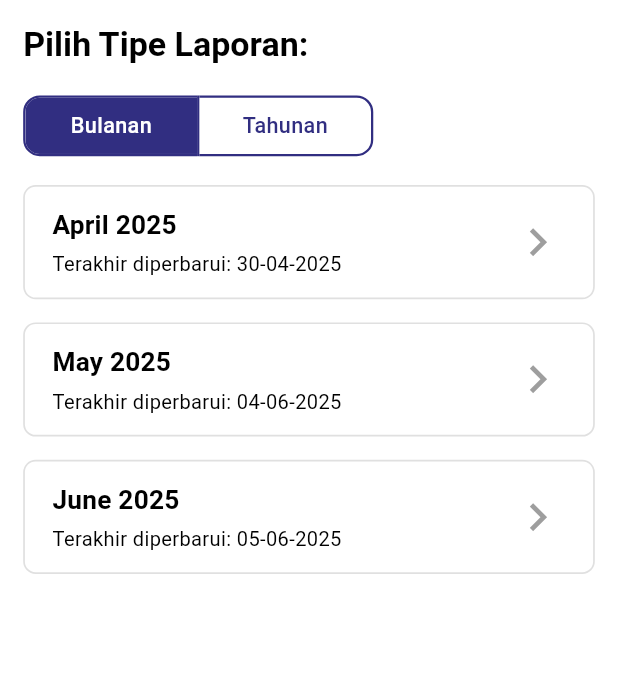
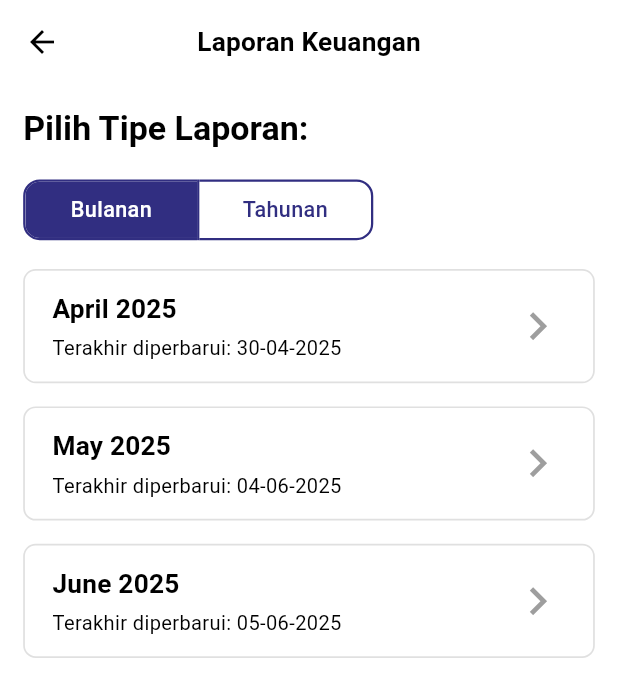
Before and after one commit to Guspascad420/wargaqu, a Flutter app: the FinancialReportScreen screen opened directly, on a phone screen of 412 x 824 dp. Shown: the top 697 px of the screen. Run offline on Flutter 3.47's test engine with Material 3 defaults, Android fonts, the phone set to English and light mode, and no system bars; our stand-ins replace dotted_border, fl_chart, flutter_riverpod, flutter_screenutil, freezed_annotation, google_fonts and 1 more.

Commit message:
added scaffold and appbar

```diff
--- a/lib/pages/RT/financial_report/financial_report_screen.dart
+++ b/lib/pages/RT/financial_report/financial_report_screen.dart
@@ -57,7 +57,12 @@ class FinancialReportScreen extends ConsumerWidget {
       ),
     ];
 
-    return Container(
+    return Scaffold(
+      appBar: AppBar(
+        title: Text('Laporan Keuangan', style: Theme.of(context).textTheme.titleMedium),
+        centerTitle: true,
+      ),
+      body: Container(
           margin: EdgeInsets.all(15.h),
           child: SingleChildScrollView(
             child: Column(
@@ -115,6 +120,7 @@ class FinancialReportScreen extends ConsumerWidget {
               ],
             ),
           )
+      ),
     );
   }
 
```
Lines whose indentation alone changed are shown as unchanged.
